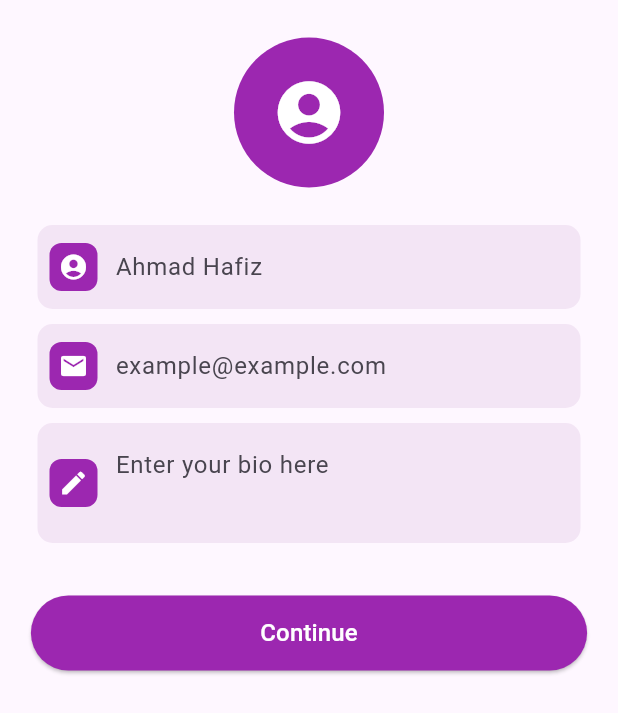
After one commit to sykrnmhd/Otp-Mobile, a Flutter app: the UserInformationScreen screen opened directly, on a phone screen of 412 x 824 dp. The commit adds this screen. Shown: the top 713 px of the screen. Run offline on Flutter 3.47's test engine with Material 3 defaults, Android fonts, the phone set to English and light mode, and no system bars; our stand-ins replace cloud_firestore, country_picker, firebase_auth, firebase_core, firebase_storage, image_picker and 2 more; accounts and stored records are empty.

Commit message:
Updated 15 files

```diff
--- /dev/null
+++ b/lib/model/user_model.dart
@@ -0,0 +1,46 @@
+class UserModel {
+  String name;
+  String email;
+  String bio;
+  String profilePic;
+  String createdAt;
+  String phoneNumber;
+  String uid;
+
+  UserModel({
+      required this.name,
+      required this.email,
+      required this.bio,
+      required this.profilePic,
+      required this.createdAt,
+      required this.phoneNumber,
+      required this.uid
+    }
+  );
+
+
+  factory UserModel.fromMap(Map<String, dynamic> map) {
+    return UserModel(
+      name: map['name'] ?? '',
+      email: map['email'] ?? '',
+      bio: map['bio'] ?? '',
+      profilePic: map['profile_pic'] ?? '',
+      createdAt: map['created_at'] ?? '',
+      phoneNumber: map['phone_number'] ?? '',
+      uid: map['uid'] ?? '',
+    );
+  }
+
+
+  Map<String, dynamic> toMap() {
+    return {
+      'name': name,
+      'email': email,
+      'bio': bio,
+      'profile_pic': profilePic,
+      'created_at': createdAt,
+      'phone_number': phoneNumber,
+      'uid': uid,
+    };
+  }
+}
--- /dev/null
+++ b/lib/screens/user_information_screen.dart
@@ -0,0 +1,207 @@
+import 'dart:io';
+import 'package:flutter/material.dart';
+import 'package:otp_mobile/utils/utils.dart';
+import 'package:otp_mobile/widgets/custom_button.dart';
+import 'package:otp_mobile/provider/auth_provider.dart';
+import 'package:provider/provider.dart';
+import 'package:otp_mobile/model/user_model.dart';
+import 'package:otp_mobile/screens/home_screen.dart';
+
+
+class UserInformationScreen extends StatefulWidget {
+  const UserInformationScreen({super.key});
+
+  @override
+  State<UserInformationScreen> createState() => _UserInformationScreenState();
+}
+
+class _UserInformationScreenState extends State<UserInformationScreen> {
+
+  File? image;
+  final nameController = TextEditingController();
+  final emailController = TextEditingController();
+  final bioController = TextEditingController();
+
+  @override
+  void dispose() {
+    super.dispose();
+    nameController.dispose();
+    emailController.dispose();
+    bioController.dispose();
+
+  }
+
+  void selectImage() async {
+    image =await pickImage(context);
+    setState(() {});
+  }
+
+
+  @override
+  Widget build(BuildContext context) {
+    final isLoading =
+      Provider.of<AuthProvider>(context, listen: true).isLoading;
+    return Scaffold(
+      body: SafeArea(
+        child: isLoading == true ? const Center(
+                child: CircularProgressIndicator(
+                  color: Colors.purple,
+                ),
+              ): SingleChildScrollView(
+          padding: const EdgeInsets.symmetric(vertical: 25, horizontal: 5),
+          child: Center(
+                  child: Column(
+                    children: [
+                      InkWell(
+                        onTap: () => selectImage(),
+                        child: image == null
+                            ? const CircleAvatar(
+                              backgroundColor: Colors.purple,
+                              radius: 50,
+                              child: Icon(
+                                Icons.account_circle,
+                                size: 50,
+                                color: Colors.white,
+                              )
+                            )
+                            : CircleAvatar(
+                              backgroundImage: FileImage(image!),
+                              radius: 50,
+                            ),
+                      ),
+                      Container(
+                        width: MediaQuery.of(context).size.width,
+                        padding:
+                            const EdgeInsets.symmetric(vertical: 5,horizontal: 20),
+                        margin: const EdgeInsets.only(top: 20),
+                        child: Column(
+                          children: [
+                            textField(
+                              hintText: "Ahmad Hafiz",
+                              icon: Icons.account_circle,
+                              inputType: TextInputType.name,
+                              maxLines: 1,
+                              controller: nameController,
+                            ),
+
+                            textField(
+                              hintText: "example@example.com",
+                              icon: Icons.email,
+                              inputType: TextInputType.emailAddress,
+                              maxLines: 1,
+                              controller: emailController,
+                            ),
+
+                            textField(
+                              hintText: "Enter your bio here",
+                              icon: Icons.edit,
+                              inputType: TextInputType.name,
+                              maxLines: 2,
+                              controller: bioController,
+                            ),
+
+
+                          ],
+                        ),
+                      ),
+                      const SizedBox(height: 20),
+                      SizedBox(
+                        height: 50,
+                        width: MediaQuery.of(context).size.width * 0.9,
+                        child: CustomButton(
+                          text: "Continue",
+                          onPressed: () => storeData(),
+                        ),
+                      ),
+                    ],
+                  ),
+                ),
+        ),
+      ),
+    );
+  }
+  Widget textField({
+      required String hintText,
+      required IconData icon,
+      required TextInputType inputType,
+      required int maxLines,
+      required TextEditingController controller,
+  }) {
+    return Padding(
+      padding: const EdgeInsets.only(bottom: 10),
+      child: TextFormField(
+        cursorColor: Colors.purple,
+        controller: controller,
+        keyboardType: inputType,
+        maxLines: maxLines,
+        decoration: InputDecoration(
+          prefixIcon: Container(
+            margin: const EdgeInsets.all(8),
+            decoration: BoxDecoration(
+              color: Colors.purple,
+              borderRadius: BorderRadius.circular(8),
+            ),
+            child: Icon(
+              icon, size: 20,
+              color: Colors.white,
+            ),
+          ),
+
+          enabledBorder: OutlineInputBorder(
+            borderRadius: BorderRadius.circular(10),
+            borderSide: const BorderSide(
+              color: Colors.transparent,
+            ),
+          ),
+
+          focusedBorder: OutlineInputBorder(
+            borderRadius: BorderRadius.circular(10),
+            borderSide: const BorderSide(
+              color: Colors.transparent,
+            ),
+          ),
+          hintText: hintText,
+          alignLabelWithHint: true,
+          border: InputBorder.none,
+          fillColor: Colors.purple.shade50,
+          filled: true,
+        ),
+
+
+
+      ),
+    );
+  }
+
+  void storeData() async {
+    final ap = Provider.of<AuthProvider>(context, listen: false);
+    UserModel userModel = UserModel(
+      name: nameController.text.trim(),
+      email: emailController.text.trim(),
+      bio: bioController.text.trim(),
+      uid: "",
+      createdAt: "",
+      profilePic: "",
+      phoneNumber: "",
+    );
+    if(image!=null) {
+      ap.saveUserDataToFirebase(
+        context: context,
+        userModel: userModel,
+        profilePic: image!,
+        onSuccess: () {
+          ap.saveUserDataToSP().then((value) => ap.setSignIn().then((value) =>
+              Navigator.pushAndRemoveUntil(
+                context,
+                MaterialPageRoute(builder: (context) => const HomeScreen(),
+
+                ),
+                (route) => false)));
+        }
+      );
+    }else {
+      showSnackBar(context, "Please upload your profile picture");
+    }
+  }
+
+}
--- a/pubspec.yaml
+++ b/pubspec.yaml
@@ -42,6 +42,8 @@ dependencies:
   shared_preferences: ^2.2.2
   provider: ^6.1.1
   pinput: ^3.0.1
+  cloud_firestore: ^4.14.0
+  image_picker: ^1.0.7
 
 dev_dependencies:
   flutter_test:
```
Also changed, not shown: lib/provider/auth_provider.dart (+150 -2 lines), lib/screens/home_screen.dart (+40 -2 lines), lib/screens/otp_screen.dart (+115 -2 lines), lib/screens/welcome_screen.dart (+12 -5 lines), lib/utils/utils.dart (+21 -0 lines), pubspec.lock, 5 other files.
